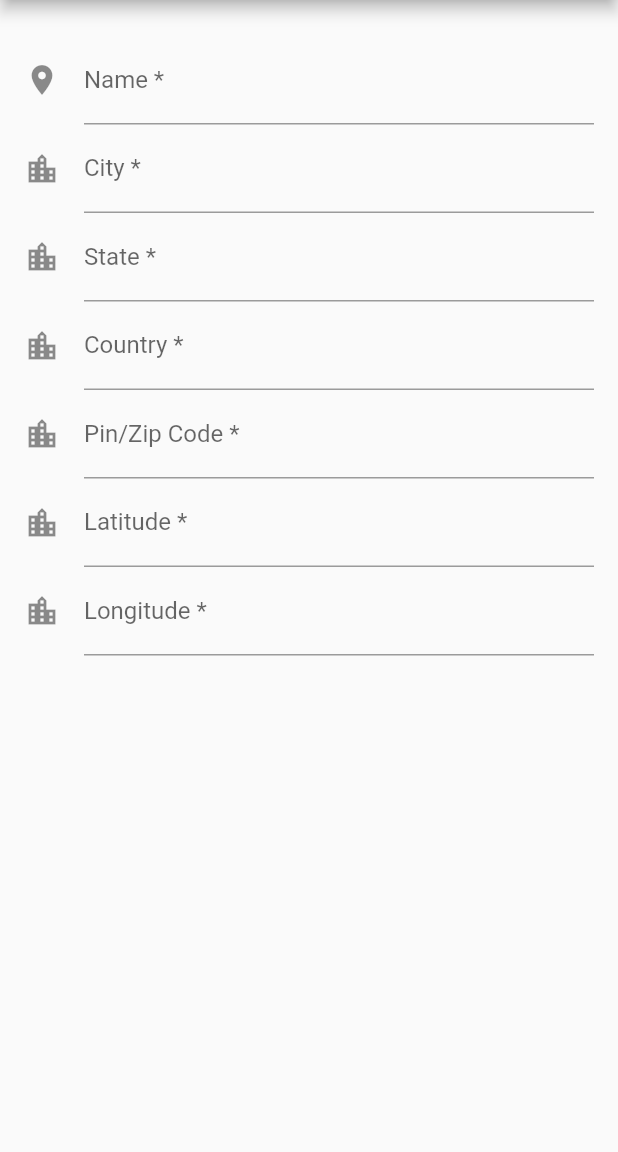
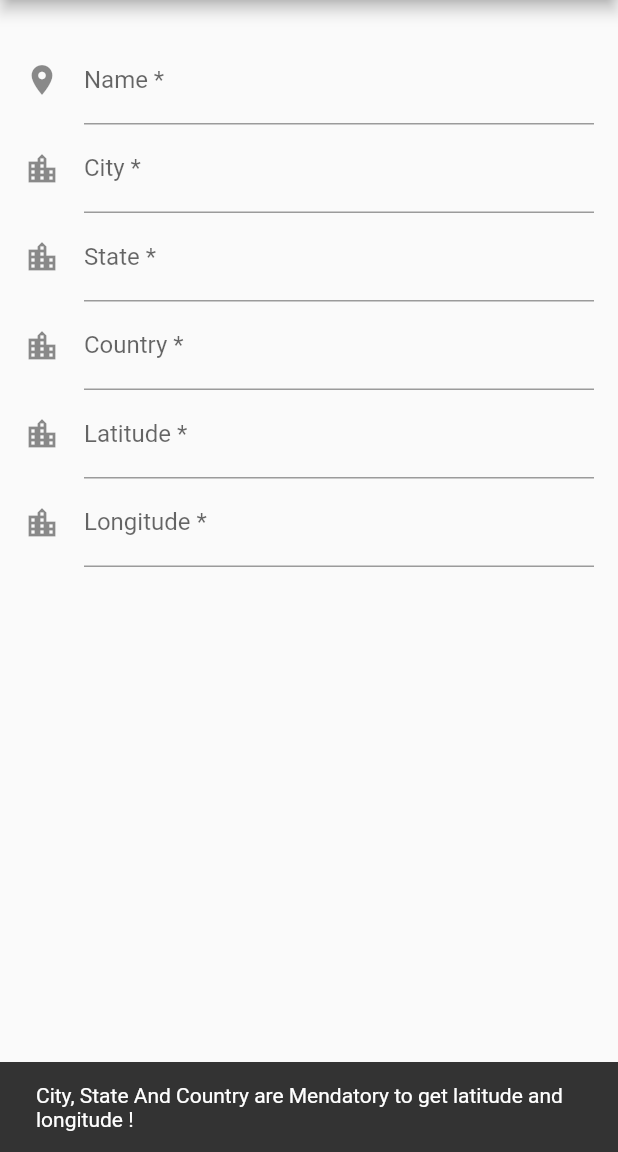
Before and after one commit to hitesh-sultaniya/List-view-and-Form-Example, a Flutter app: the NewLocationForm screen opened by its route, after a tap on the "location searching" icon, on a phone screen of 412 x 824 dp, the part 84-1236 px from its top. Run offline on Flutter 3.47's test engine with Material 2 defaults, Android fonts, the phone set to English and light mode, and no system bars; missing offline and left inert: geocoder.

Commit message:
Added Form validation and Geo Coding

```diff
--- a/lib/NewLocationForm.dart
+++ b/lib/NewLocationForm.dart
@@ -1,4 +1,7 @@
 import 'package:flutter/material.dart';
+import 'models/LocationModel.dart';
+import 'package:geocoder/geocoder.dart';
+import 'dart:async';
 
 class NewLocationForm extends StatefulWidget {
   @override
@@ -6,15 +9,86 @@ class NewLocationForm extends StatefulWidget {
 }
 
 class _NewLocationFormState extends State<NewLocationForm> {
+
+  final scaffoldKey = new GlobalKey<ScaffoldState>();
+  final formKey = new GlobalKey<FormState>();
+  TextEditingController controllerCityName = new TextEditingController();
+  TextEditingController controllerStateName = new TextEditingController();
+  TextEditingController controllerCountryName = new TextEditingController();
+  TextEditingController controllerLatitude = new TextEditingController();
+  TextEditingController controllerLongitude = new TextEditingController();
+  Address fetchedAddress = new Address();
+  bool isLoading = false;
+  LocationModel currentLocation = new LocationModel();
+
+  @override
+  void initState() {
+    // TODO: implement initState
+    super.initState();
+  }
+
+  @override
+  void dispose() {
+    // TODO: implement dispose
+    super.dispose();
+  }
+
+  void _saveTourLocation() {
+
+   final form = formKey.currentState;
+
+    if (form.validate()) {
+
+      form.save();
+      Navigator.pop(context,currentLocation);
+    }
+
+  }
+
+   Future getLaLongFromAddress() async {
+
+    this.setState(() {
+      this.isLoading = true;
+    });
+
+    if (controllerCityName.text.length > 0 && controllerStateName.text.length > 0 && controllerCountryName.text.length > 0) {
+
+      String strAddress = controllerCityName.text + ", " + controllerStateName.text + ", " + controllerCountryName.text;
+      try{
+           var results = await Geocoder.local.findAddressesFromQuery(strAddress);
+           this.setState(() {
+            fetchedAddress = results.first;
+            controllerLatitude.text = fetchedAddress.coordinates.latitude.toString();
+            controllerLongitude.text = fetchedAddress.coordinates.longitude.toString();
+           });
+      }
+      catch(e) {
+        print("Error occured: $e");
+      }
+      finally {
+        this.setState(() {
+          this.isLoading = false;
+        });
+      }
+
+    }
+    else
+    {
+      scaffoldKey.currentState.showSnackBar(SnackBar(content: Text("City, State And Country are Mendatory to get latitude and longitude !")));
+    }
+
+  }
+
   @override
   Widget build(BuildContext context) {
     return Scaffold(
+      key: scaffoldKey,
       appBar: new AppBar(
         title: new Text('Add Location'),
         actions: <Widget>[
           IconButton(
             icon: new Icon(Icons.location_searching),
-            onPressed: () {},
+            onPressed: getLaLongFromAddress,
           ),
           FlatButton(
             child: new Text(
@@ -22,9 +96,7 @@ class _NewLocationFormState extends State<NewLocationForm> {
               textScaleFactor: 1.25,
             ),
             textColor: Colors.white,
-            onPressed: (){
-              Navigator.pop(context);
-            },
+            onPressed: _saveTourLocation,
           )
         ],
       ),
@@ -32,7 +104,7 @@ class _NewLocationFormState extends State<NewLocationForm> {
         top: false,
         bottom: false,
         child: new Form(
-          autovalidate: false,
+          key: formKey,
           child: new SingleChildScrollView(
             padding: const EdgeInsets.symmetric(horizontal: 16.0),
             child: new Column(
@@ -46,6 +118,8 @@ class _NewLocationFormState extends State<NewLocationForm> {
                     icon: Icon(Icons.location_on),
                     labelText: 'Name *',
                   ),
+                  validator: (locationName) => locationName.length == 0 ? 'Location Name is Mendatory' : null,
+                  onSaved: (locationName) => currentLocation.locationName = locationName,
                 ),
                 new TextFormField(
                   decoration: const InputDecoration(
@@ -54,6 +128,9 @@ class _NewLocationFormState extends State<NewLocationForm> {
                     icon: Icon(Icons.location_city),
                     labelText: 'City *',
                   ),
+                  controller: controllerCityName,
+                  validator: (city) => city.length == 0 ? 'City is Mendatory' : null,
+                  onSaved: (cityName) => currentLocation.cityName = cityName,
                 ),
                 new TextFormField(
                   decoration: const InputDecoration(
@@ -62,6 +139,9 @@ class _NewLocationFormState extends State<NewLocationForm> {
                     icon: Icon(Icons.location_city),
                     labelText: 'State *',
                   ),
+                  controller: controllerStateName,
+                  validator: (state) => state.length == 0 ? 'State is Mendatory' : null,
+                  onSaved: (stateName) => currentLocation.stateName = stateName,
                 ),
                 new TextFormField(
                   decoration: const InputDecoration(
@@ -70,14 +150,9 @@ class _NewLocationFormState extends State<NewLocationForm> {
                     icon: Icon(Icons.location_city),
                     labelText: 'Country *',
                   ),
-                ),
-                new TextFormField(
-                  decoration: const InputDecoration(
-                    border: UnderlineInputBorder(),
-                    filled: false,
-                    icon: Icon(Icons.location_city),
-                    labelText: 'Pin/Zip Code *',
-                  ),
+                  controller: controllerCountryName,
+                  validator: (country) => country.length == 0 ? 'Country is Mendatory' : null,
+                  onSaved: (countryName) => currentLocation.countryName = countryName,
                 ),
                 new TextFormField(
                   decoration: const InputDecoration(
@@ -86,6 +161,10 @@ class _NewLocationFormState extends State<NewLocationForm> {
                     icon: Icon(Icons.location_city),
                     labelText: 'Latitude *',
                   ),
+                  controller: controllerLatitude,
+                  validator: (latitude) => latitude.length == 0 ? 'Tap on location button to get latitude' : null,
+                  keyboardType: TextInputType.numberWithOptions(decimal: true),
+                  onSaved: (latitude) => currentLocation.latitude = double.parse(latitude),
                 ),
                 new TextFormField(
                   decoration: const InputDecoration(
@@ -94,6 +173,10 @@ class _NewLocationFormState extends State<NewLocationForm> {
                     icon: Icon(Icons.location_city),
                     labelText: 'Longitude *',
                   ),
+                  controller: controllerLongitude,
+                  validator: (longitude) => longitude.length == 0 ? 'Tap on locatin button to get longitude' : null,
+                  keyboardType: TextInputType.numberWithOptions(decimal: true),
+                  onSaved: (longitude) => currentLocation.longitude = double.parse(longitude),
                 ),
               ],
             ),
--- /dev/null
+++ b/lib/models/LocationModel.dart
@@ -0,0 +1,11 @@
+
+class LocationModel {
+
+  String locationName;
+  String cityName;
+  String stateName;
+  String countryName;
+  double latitude;
+  double longitude;
+
+}
--- a/pubspec.yaml
+++ b/pubspec.yaml
@@ -9,6 +9,7 @@ dependencies:
   # Use with the CupertinoIcons class for iOS style icons.
   cupertino_icons: ^0.1.2
   flutter_launcher_icons: "^0.5.2"
+  geocoder: ^0.0.1
 
 dev_dependencies:
   flutter_test:
```
Also changed, not shown: lib/ListScreen.dart (+19 -4 lines), pubspec.lock.
